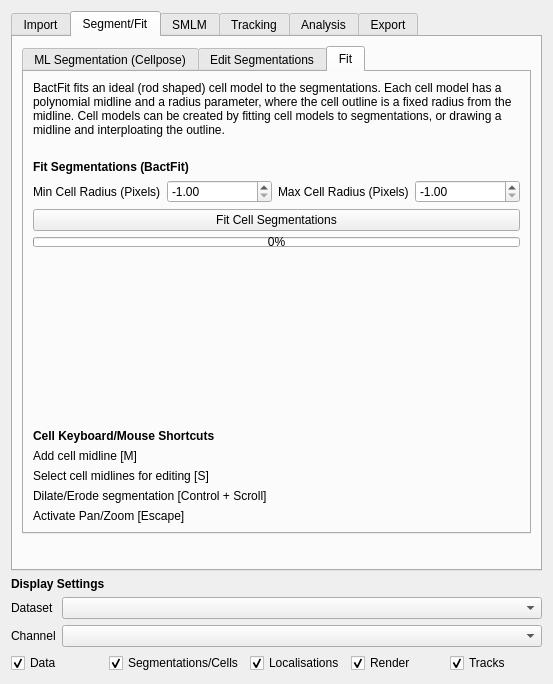
Above: src/moltrack/GUI/widget_ui.ui from piedrro/napari-moltrack before the change. Below: the same form after it.
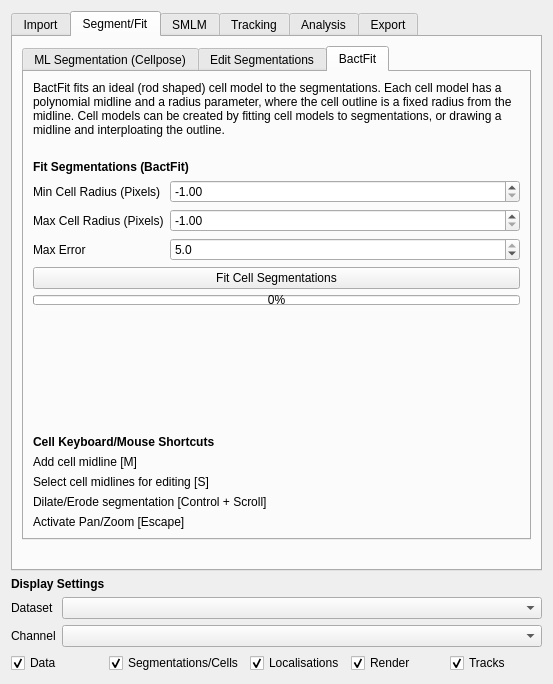
That is the form after the change. The open tabs and pages were chosen to show the change.

Commit message: added max fit error to bactfit

```diff
--- a/src/moltrack/GUI/widget_ui.ui
+++ b/src/moltrack/GUI/widget_ui.ui
@@ -1114,7 +1114,7 @@
          </widget>
          <widget class="QWidget" name="tab_14">
           <attribute name="title">
-           <string>Fit</string>
+           <string>BactFit</string>
           </attribute>
           <layout class="QVBoxLayout" name="verticalLayout_15">
            <item>
@@ -1157,17 +1157,7 @@
             </widget>
            </item>
            <item>
-            <layout class="QGridLayout" name="gridLayout">
-             <item row="0" column="1">
-              <widget class="QDoubleSpinBox" name="fit_min_radius">
-               <property name="minimum">
-                <double>-1.000000000000000</double>
-               </property>
-               <property name="value">
-                <double>-1.000000000000000</double>
-               </property>
-              </widget>
-             </item>
+            <layout class="QFormLayout" name="formLayout">
              <item row="0" column="0">
               <widget class="QLabel" name="label_20">
                <property name="text">
@@ -1175,14 +1165,24 @@
                </property>
               </widget>
              </item>
-             <item row="0" column="2">
+             <item row="0" column="1">
+              <widget class="QDoubleSpinBox" name="fit_min_radius">
+               <property name="minimum">
+                <double>-1.000000000000000</double>
+               </property>
+               <property name="value">
+                <double>-1.000000000000000</double>
+               </property>
+              </widget>
+             </item>
+             <item row="1" column="0">
               <widget class="QLabel" name="label_21">
                <property name="text">
                 <string>Max Cell Radius (Pixels)</string>
                </property>
               </widget>
              </item>
-             <item row="0" column="3">
+             <item row="1" column="1">
               <widget class="QDoubleSpinBox" name="fit_max_radius">
                <property name="minimum">
                 <double>-1.000000000000000</double>
@@ -1192,6 +1192,32 @@
                </property>
               </widget>
              </item>
+             <item row="2" column="0">
+              <widget class="QLabel" name="label_6">
+               <property name="text">
+                <string>Max Error</string>
+               </property>
+              </widget>
+             </item>
+             <item row="2" column="1">
+              <widget class="QDoubleSpinBox" name="fit_max_error">
+               <property name="decimals">
+                <number>1</number>
+               </property>
+               <property name="minimum">
+                <double>-1.000000000000000</double>
+               </property>
+               <property name="maximum">
+                <double>5.000000000000000</double>
+               </property>
+               <property name="singleStep">
+                <double>0.100000000000000</double>
+               </property>
+               <property name="value">
+                <double>5.000000000000000</double>
+               </property>
+              </widget>
+             </item>
             </layout>
            </item>
            <item>
@@ -1234,7 +1260,7 @@
              <property name="sizeHint" stdset="0">
               <size>
                <width>484</width>
-               <height>188</height>
+               <height>136</height>
               </size>
              </property>
             </spacer>
```
Left out of the diff: 2 changed lines with no effect on the pictures. The commit also changes 5 other files.
